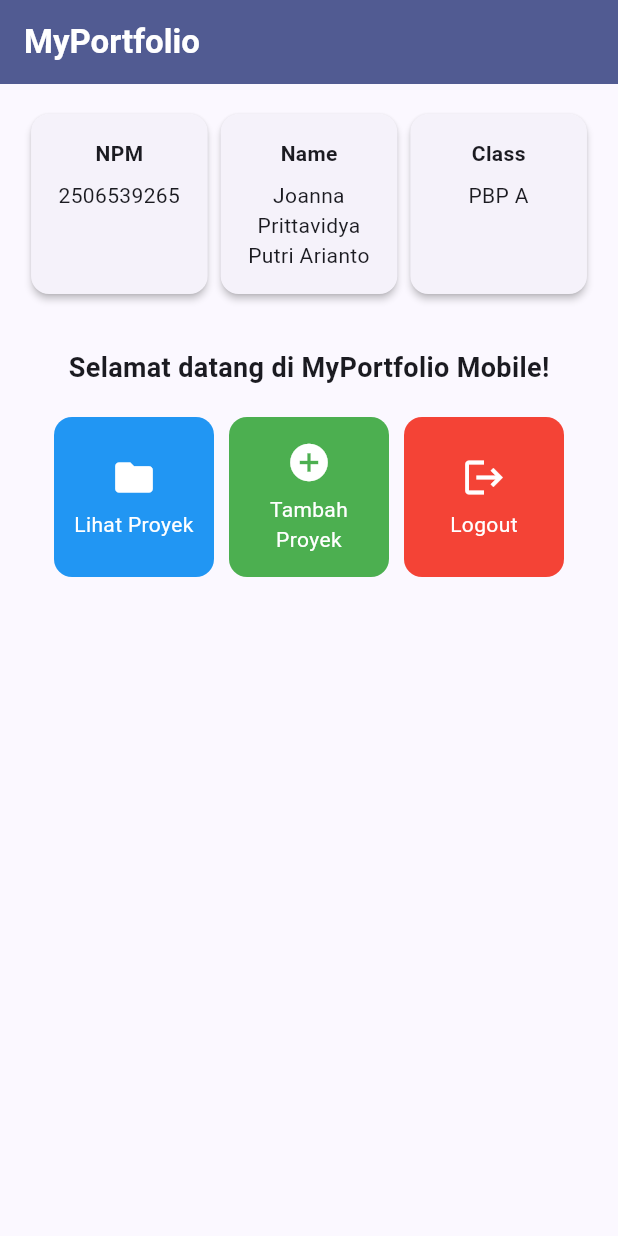
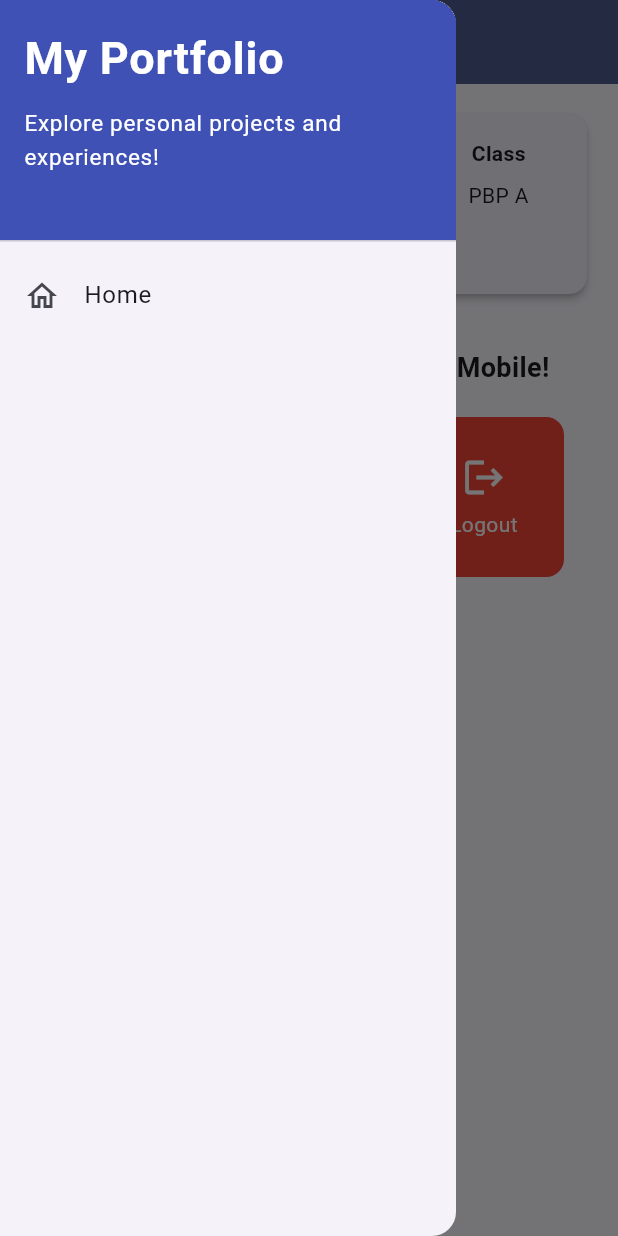
Before and after one commit to prittavidya/myportofolio_mobile, a Flutter app: the screen it shows after launch, with the side drawer open (before the commit the screen has no drawer), on a phone screen of 412 x 824 dp. Run offline on Flutter 3.47's test engine with Material 3 defaults, Android fonts, the phone set to English and light mode, and no system bars; our stand-ins replace material_ui.

Commit message:
feat: add LeftDrawer with header and Home navigation to main page

```diff
--- a/lib/menu.dart
+++ b/lib/menu.dart
@@ -2,6 +2,7 @@ import 'package:material_ui/material_ui.dart';
 import 'package:myportofolio_mobile/models/item_homepage.dart';
 import 'package:myportofolio_mobile/widgets/info_card.dart';
 import 'package:myportofolio_mobile/widgets/item_card.dart';
+import 'package:myportofolio_mobile/widgets/left_drawer.dart';
 
 class MyHomePage extends StatelessWidget {
   const MyHomePage({super.key});
@@ -28,7 +29,9 @@ class MyHomePage extends StatelessWidget {
           ),
         ),
         backgroundColor: Theme.of(context).colorScheme.primary,
+        iconTheme: const IconThemeData(color: Colors.white),
       ),
+      drawer: const LeftDrawer(),
       // SingleChildScrollView mencegah overflow pada layar kecil
       // atau saat orientasi landscape.
       body: SingleChildScrollView(
--- /dev/null
+++ b/lib/widgets/left_drawer.dart
@@ -0,0 +1,55 @@
+import 'package:material_ui/material_ui.dart';
+import 'package:myportofolio_mobile/menu.dart';
+
+class LeftDrawer extends StatelessWidget {
+  const LeftDrawer({super.key});
+
+  @override
+  Widget build(BuildContext context) {
+    return Drawer(
+      child: ListView(
+        children: [
+          const DrawerHeader(
+            decoration: BoxDecoration(
+              color: Colors.indigo,
+            ),
+            child: Column(
+              crossAxisAlignment: CrossAxisAlignment.start,
+              children: [
+                Text(
+                  'My Portfolio',
+                  style: TextStyle(
+                    fontSize: 30,
+                    fontWeight: FontWeight.bold,
+                    color: Colors.white,
+                  ),
+                ),
+                SizedBox(height: 10),
+                Text(
+                  'Explore personal projects and experiences!',
+                  style: TextStyle(
+                    fontSize: 15,
+                    color: Colors.white,
+                  ),
+                ),
+              ],
+            ),
+          ),
+          ListTile(
+            leading: const Icon(Icons.home_outlined),
+            title: const Text('Home'),
+            // Navigasi ke halaman utama portofolio
+            onTap: () {
+              Navigator.pushReplacement(
+                context,
+                MaterialPageRoute(
+                  builder: (context) => const MyHomePage(),
+                ),
+              );
+            },
+          ),
+        ],
+      ),
+    );
+  }
+}
```
